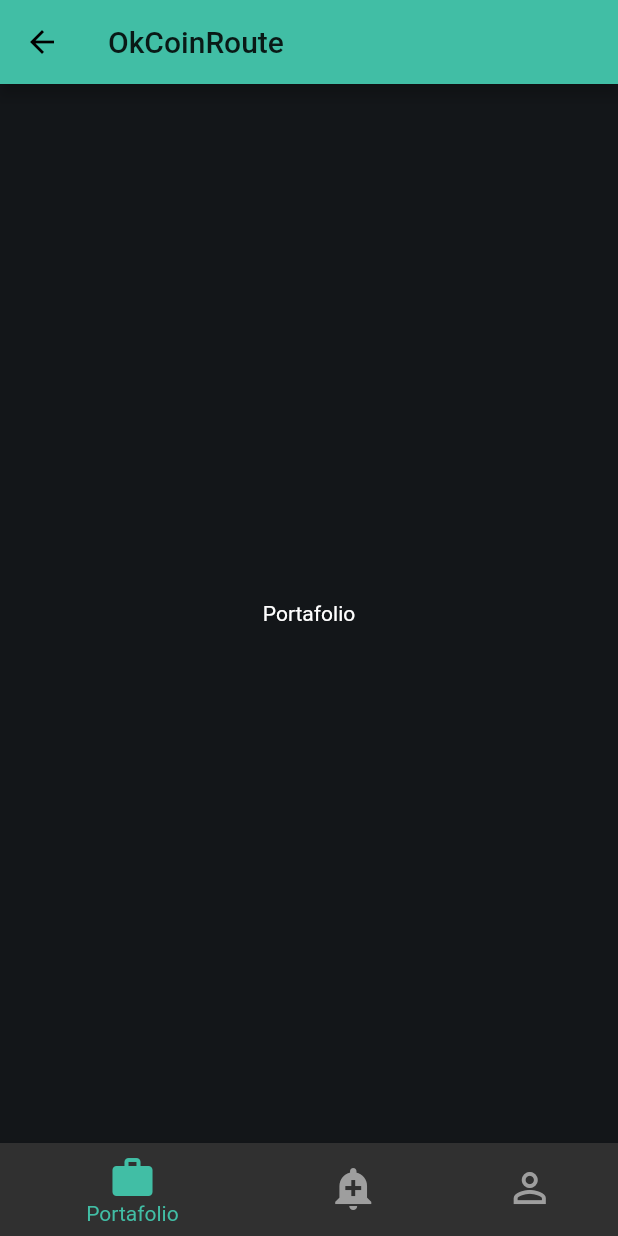
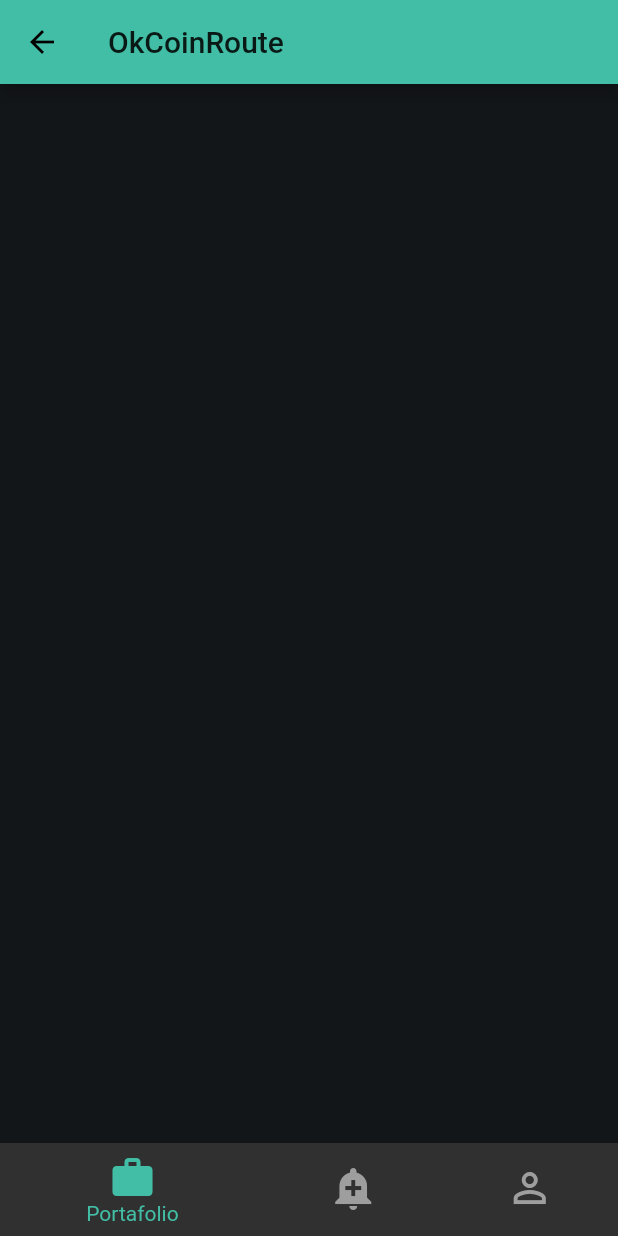
Before and after one commit to erikfors/shell_hack_project, a Flutter app: the HomeScreen screen opened by its route, on a phone screen of 412 x 824 dp. Run offline on Flutter 3.47's test engine with Material 2 defaults, Android fonts, the phone set to English and light mode, and no system bars.

Commit message:
new branch

```diff
--- a/lib/app/views/home_sceen.dart
+++ b/lib/app/views/home_sceen.dart
@@ -1,4 +1,5 @@
 import 'package:flutter/material.dart';
+import 'package:shellhack_project/app/views/portafolio/portafolio.dart';
 
 class HomeScreen extends StatefulWidget {
   const HomeScreen({Key? key}) : super(key: key);
@@ -11,10 +12,7 @@ class _HomeScreenState extends State<HomeScreen> {
   var _index = 0;
 
   final _tabs = [
-    Center(
-      child: Text(
-        "Portafolio",
-      ),
+    PortafolioView(
     ),
     Center(
       child: Text(
--- /dev/null
+++ b/lib/app/views/portafolio/portafolio.dart
@@ -0,0 +1,15 @@
+import 'package:flutter/material.dart';
+
+class PortafolioView extends StatelessWidget {
+  const PortafolioView({Key? key}) : super(key: key);
+
+  @override
+  Widget build(BuildContext context) {
+    return Scaffold(
+      body: Container(
+        color: Color(0xFF131619),
+        child: Center(),
+      ),
+    );
+  }
+}
--- a/lib/main.dart
+++ b/lib/main.dart
@@ -2,6 +2,7 @@ import 'package:flutter/material.dart';
 import 'package:shellhack_project/app/views/home_sceen.dart';
 
 import 'app/views/login/login.dart';
+import 'app/views/portafolio/portafolio.dart';
 import 'app/views/splashscreen/splashscreen.dart';
 
 void main() {
@@ -23,6 +24,8 @@ class MyApp extends StatelessWidget {
         '/splash': (context) => const SplashScreenView(),
         '/login': (context) => const LoginView(),
         '/home' : (context) => const HomeScreen(),
+        '/portafolio': (context) => const PortafolioView(),
+
       },
     );
   }
```
Also changed, not shown: lib/app/views/profile/profile.dart (added), lib/app/widgets/chart.dart (added).
